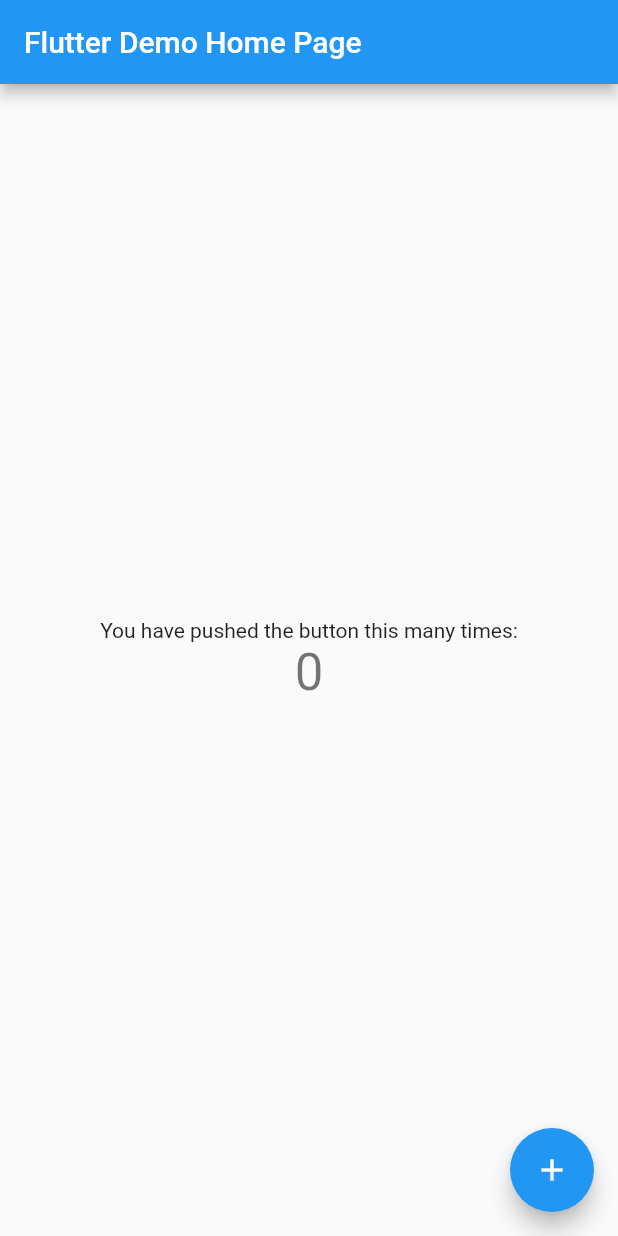
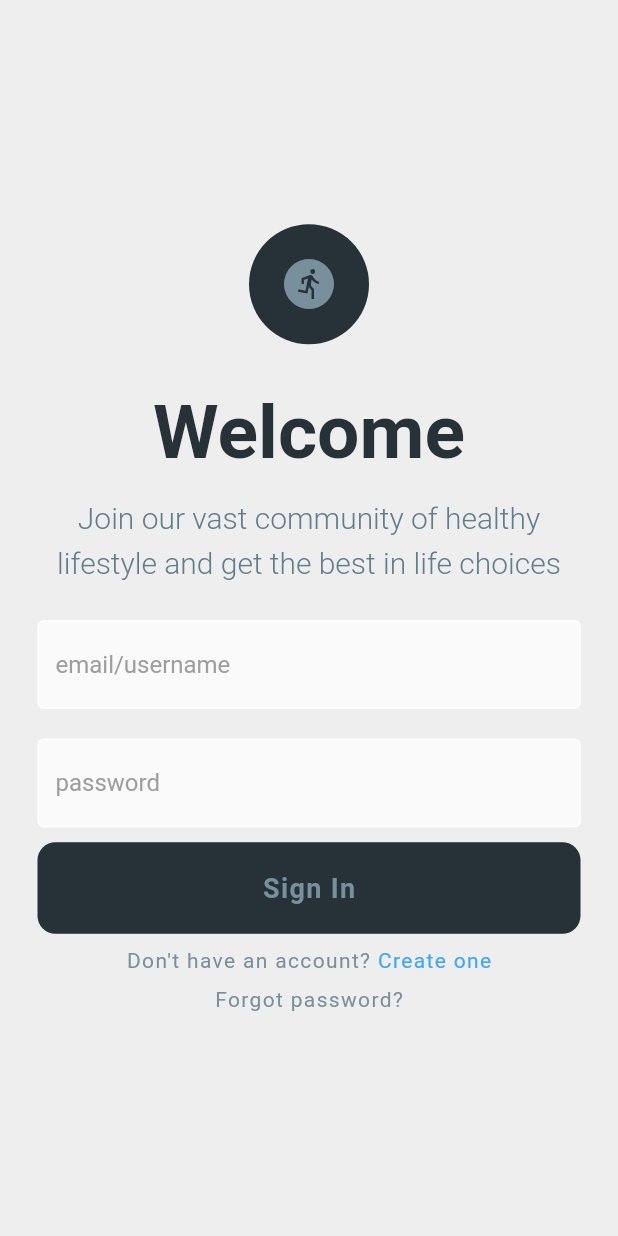
Before and after one commit to katGhost/login, a Flutter app: the screen it shows after launch, on a phone screen of 412 x 824 dp. Run offline on Flutter 3.47's test engine with Material 2 defaults, Android fonts, the phone set to English and light mode, and no system bars.

Commit message:
login route to homapage

```diff
--- /dev/null
+++ b/lib/components/custom_input.dart
@@ -0,0 +1,35 @@
+import 'package:flutter/material.dart';
+
+class CustomInput extends StatelessWidget {
+  // ignore: prefer_typing_uninitialized_variables
+  final controller;
+  final String hintText;
+  final bool obscureText;
+
+  const CustomInput(
+      {super.key,
+      required this.controller,
+      required this.hintText,
+      required this.obscureText});
+
+  @override
+  Widget build(BuildContext context) {
+    return TextField(
+      controller: controller,
+      obscureText: obscureText,
+      decoration: InputDecoration(
+        border: InputBorder.none,
+        enabledBorder: const OutlineInputBorder(
+          borderSide: BorderSide(color: Colors.white),
+        ),
+        focusedBorder: const OutlineInputBorder(
+          borderSide: BorderSide(color: Colors.blue),
+        ),
+        fillColor: Colors.white70,
+        filled: true,
+        hintText: hintText,
+        hintStyle: TextStyle(color: Colors.grey[500]),
+      ),
+    );
+  }
+}
--- /dev/null
+++ b/lib/home_page.dart
@@ -0,0 +1,32 @@
+import 'package:flutter/material.dart';
+
+class HomePage extends StatefulWidget {
+  const HomePage({super.key});
+
+  @override
+  State<HomePage> createState() => _HomePageState();
+}
+
+class _HomePageState extends State<HomePage> {
+  @override
+  Widget build(BuildContext context) {
+    return Scaffold(
+      body: SafeArea(
+        child: Column(
+          children: [
+            Text(
+              "Hello this is Homepage",
+              style: TextStyle(
+                fontWeight: FontWeight.w300,
+                fontSize: 20,
+                color: Colors.blueGrey[500],
+                height: 1.5,
+              ),
+              textAlign: TextAlign.center,
+            ),
+          ],
+        ),
+      ),
+    );
+  }
+}
--- /dev/null
+++ b/lib/login_page.dart
@@ -0,0 +1,162 @@
+import 'package:flutter/material.dart';
+import 'package:protein_shop/home_page.dart';
+import 'components/custom_input.dart';
+
+class LoginPage extends StatelessWidget {
+  final emailController = TextEditingController();
+  final passwordController = TextEditingController();
+
+  LoginPage({super.key});
+
+  @override
+  Widget build(BuildContext context) {
+    return Scaffold(
+      backgroundColor: Colors.grey[200],
+      body: SafeArea(
+        child: Center(
+          child: Padding(
+            padding: const EdgeInsets.symmetric(horizontal: 25.0),
+            child: Column(
+              mainAxisAlignment: MainAxisAlignment.center,
+              children: <Widget>[
+                Container(
+                  padding: const EdgeInsets.all(20),
+                  decoration: BoxDecoration(
+                    borderRadius: BorderRadius.circular(50),
+                    color: Colors.blueGrey[900],
+                  ),
+                  child: Icon(
+                    Icons.run_circle_sharp,
+                    size: 40,
+                    color: Colors.blueGrey[400],
+                  ),
+                ),
+
+                const SizedBox(
+                  height: 30,
+                ),
+                //Welcome message
+                Text(
+                  'Welcome',
+                  style: TextStyle(
+                    fontWeight: FontWeight.bold,
+                    fontSize: 50,
+                    color: Colors.blueGrey[900],
+                  ),
+                ),
+                const SizedBox(
+                  height: 10,
+                ),
+                // subtitle
+                Text(
+                  'Join our vast community of healthy lifestyle and get the best in life choices',
+                  style: TextStyle(
+                    fontWeight: FontWeight.w300,
+                    fontSize: 20,
+                    color: Colors.blueGrey[500],
+                    height: 1.5,
+                  ),
+                  textAlign: TextAlign.center,
+                ),
+
+                const SizedBox(
+                  height: 25,
+                ),
+
+                // username input
+                CustomInput(
+                    controller: emailController,
+                    hintText: 'email/username',
+                    obscureText: false),
+
+                const SizedBox(
+                  height: 20,
+                ),
+
+                //password input
+                CustomInput(
+                    controller: passwordController,
+                    hintText: 'password',
+                    obscureText: true),
+
+                const SizedBox(
+                  height: 10,
+                ),
+
+                //button for logging in
+                GestureDetector(
+                  onTap: () => Navigator.push(
+                      context,
+                      MaterialPageRoute(
+                        builder: (context) => const HomePage()
+                      )
+                  ),
+                  child: Container(
+                    padding: const EdgeInsets.all(20),
+                    decoration: BoxDecoration(
+                      color: Colors.blueGrey[900],
+                      borderRadius: BorderRadius.circular(12),
+                    ),
+                    child: Center(
+                      child: Text(
+                        'Sign In',
+                        style: TextStyle(
+                          color: Colors.blueGrey[400],
+                          fontWeight: FontWeight.bold,
+                          fontSize: 18,
+                          letterSpacing: 0.9,
+                        ),
+                      ),
+                    ),
+                  ),
+                ),
+
+                const SizedBox(
+                  height: 10,
+                ),
+
+                // register button and social links(UI)
+                Row(
+                  mainAxisAlignment: MainAxisAlignment.center,
+                  children: <Widget>[
+                    Text(
+                      "Don't have an account? ",
+                      style: TextStyle(
+                        color: Colors.blueGrey[400],
+                        fontWeight: FontWeight.w400,
+                        letterSpacing: 0.9,
+                      ),
+                    ),
+                    Text(
+                      "Create one",
+                      style: TextStyle(
+                        color: Colors.blue[400],
+                        fontWeight: FontWeight.w400,
+                        letterSpacing: 0.9,
+                      ),
+                    ),
+                  ],
+                ),
+
+                const SizedBox(
+                  height: 10,
+                ),
+
+                Center(
+                  child: Text(
+                    "Forgot password?",
+                    style: TextStyle(
+                      color: Colors.blueGrey[400],
+                      fontWeight: FontWeight.w400,
+                      letterSpacing: 0.9,
+                    ),
+                  ),
+                ),
+              ],
+            ),
+          ),
+        ),
+      ),
+    );
+  }
+}
--- a/lib/main.dart
+++ b/lib/main.dart
@@ -1,4 +1,5 @@
 import 'package:flutter/material.dart';
+import 'login_page.dart';
 
 void main() {
   runApp(const MyApp());
@@ -11,105 +12,8 @@ class MyApp extends StatelessWidget {
   @override
   Widget build(BuildContext context) {
     return MaterialApp(
-      title: 'Flutter Demo',
-      theme: ThemeData(
-        // This is the theme of your application.
-        //
-        // Try running your application with "flutter run". You'll see the
-        // application has a blue toolbar. Then, without quitting the app, try
-        // changing the primarySwatch below to Colors.green and then invoke
-        // "hot reload" (press "r" in the console where you ran "flutter run",
-        // or simply save your changes to "hot reload" in a Flutter IDE).
-        // Notice that the counter didn't reset back to zero; the application
-        // is not restarted.
-        primarySwatch: Colors.blue,
-      ),
-      home: const MyHomePage(title: 'Flutter Demo Home Page'),
+      debugShowCheckedModeBanner: false,
+      home: LoginPage(),
     );
   }
 }
-
-class MyHomePage extends StatefulWidget {
-  const MyHomePage({super.key, required this.title});
-
-  // This widget is the home page of your application. It is stateful, meaning
-  // that it has a State object (defined below) that contains fields that affect
-  // how it looks.
-
-  // This class is the configuration for the state. It holds the values (in this
-  // case the title) provided by the parent (in this case the App widget) and
-  // used by the build method of the State. Fields in a Widget subclass are
-  // always marked "final".
-
-  final String title;
-
-  @override
-  State<MyHomePage> createState() => _MyHomePageState();
-}
-
-class _MyHomePageState extends State<MyHomePage> {
-  int _counter = 0;
-
-  void _incrementCounter() {
-    setState(() {
-      // This call to setState tells the Flutter framework that something has
-      // changed in this State, which causes it to rerun the build method below
-      // so that the display can reflect the updated values. If we changed
-      // _counter without calling setState(), then the build method would not be
-      // called again, and so nothing would appear to happen.
-      _counter++;
-    });
-  }
-
-  @override
-  Widget build(BuildContext context) {
-    // This method is rerun every time setState is called, for instance as done
-    // by the _incrementCounter method above.
-    //
-    // The Flutter framework has been optimized to make rerunning build methods
-    // fast, so that you can just rebuild anything that needs updating rather
-    // than having to individually change instances of widgets.
-    return Scaffold(
-      appBar: AppBar(
-        // Here we take the value from the MyHomePage object that was created by
-        // the App.build method, and use it to set our appbar title.
-        title: Text(widget.title),
-      ),
-      body: Center(
-        // Center is a layout widget. It takes a single child and positions it
-        // in the middle of the parent.
-        child: Column(
-          // Column is also a layout widget. It takes a list of children and
-          // arranges them vertically. By default, it sizes itself to fit its
-          // children horizontally, and tries to be as tall as its parent.
-          //
-          // Invoke "debug painting" (press "p" in the console, choose the
-          // "Toggle Debug Paint" action from the Flutter Inspector in Android
-          // Studio, or the "Toggle Debug Paint" command in Visual Studio Code)
-          // to see the wireframe for each widget.
-          //
-          // Column has various properties to control how it sizes itself and
-          // how it positions its children. Here we use mainAxisAlignment to
-          // center the children vertically; the main axis here is the vertical
-          // axis because Columns are vertical (the cross axis would be
-          // horizontal).
-          mainAxisAlignment: MainAxisAlignment.center,
-          children: <Widget>[
-            const Text(
-              'You have pushed the button this many times:',
-            ),
-            Text(
-              '$_counter',
-              style: Theme.of(context).textTheme.headlineMedium,
-            ),
-          ],
-        ),
-      ),
-      floatingActionButton: FloatingActionButton(
-        onPressed: _incrementCounter,
-        tooltip: 'Increment',
-        child: const Icon(Icons.add),
-      ), // This trailing comma makes auto-formatting nicer for build methods.
-    );
-  }
-}
```
